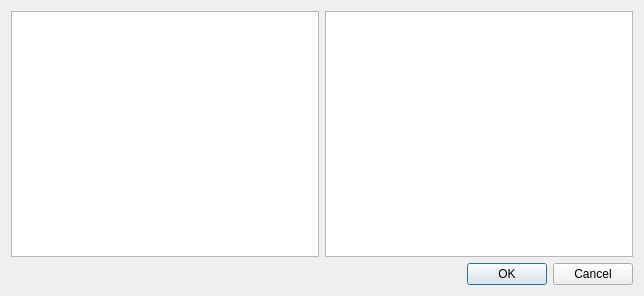
First picture: the form in apps/NSXQt/ui/Chemistry/AddElementDialog.ui, repository k61n/openhkl, before the edit.
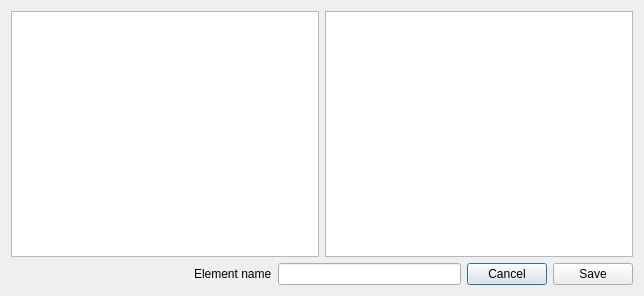
Second picture: the form after the edit.

Commit message: Completed the addElement dialog to create an Element from NSXQt Added removeElement method to Element class

```diff
--- a/apps/NSXQt/ui/Chemistry/AddElementDialog.ui
+++ b/apps/NSXQt/ui/Chemistry/AddElementDialog.ui
@@ -35,14 +35,45 @@
     </widget>
    </item>
    <item row="1" column="0" colspan="2">
-    <widget class="QDialogButtonBox" name="buttonBox">
-     <property name="orientation">
-      <enum>Qt::Horizontal</enum>
-     </property>
-     <property name="standardButtons">
-      <set>QDialogButtonBox::Cancel|QDialogButtonBox::Ok</set>
-     </property>
-    </widget>
+    <layout class="QHBoxLayout" name="actionsLayout">
+     <item>
+      <spacer name="horizontalSpacer">
+       <property name="orientation">
+        <enum>Qt::Horizontal</enum>
+       </property>
+       <property name="sizeHint" stdset="0">
+        <size>
+         <width>40</width>
+         <height>20</height>
+        </size>
+       </property>
+      </spacer>
+     </item>
+     <item>
+      <widget class="QLabel" name="elementNameLabel">
+       <property name="text">
+        <string>Element name</string>
+       </property>
+      </widget>
+     </item>
+     <item>
+      <widget class="QLineEdit" name="elementNameEntry"/>
+     </item>
+     <item>
+      <widget class="QPushButton" name="cancelButton">
+       <property name="text">
+        <string>Cancel</string>
+       </property>
+      </widget>
+     </item>
+     <item>
+      <widget class="QPushButton" name="saveButton">
+       <property name="text">
+        <string>Save</string>
+       </property>
+      </widget>
+     </item>
+    </layout>
    </item>
   </layout>
  </widget>
```
Left out of the diff: 76 changed lines with no effect on the pictures. The commit also changes 7 other files.
